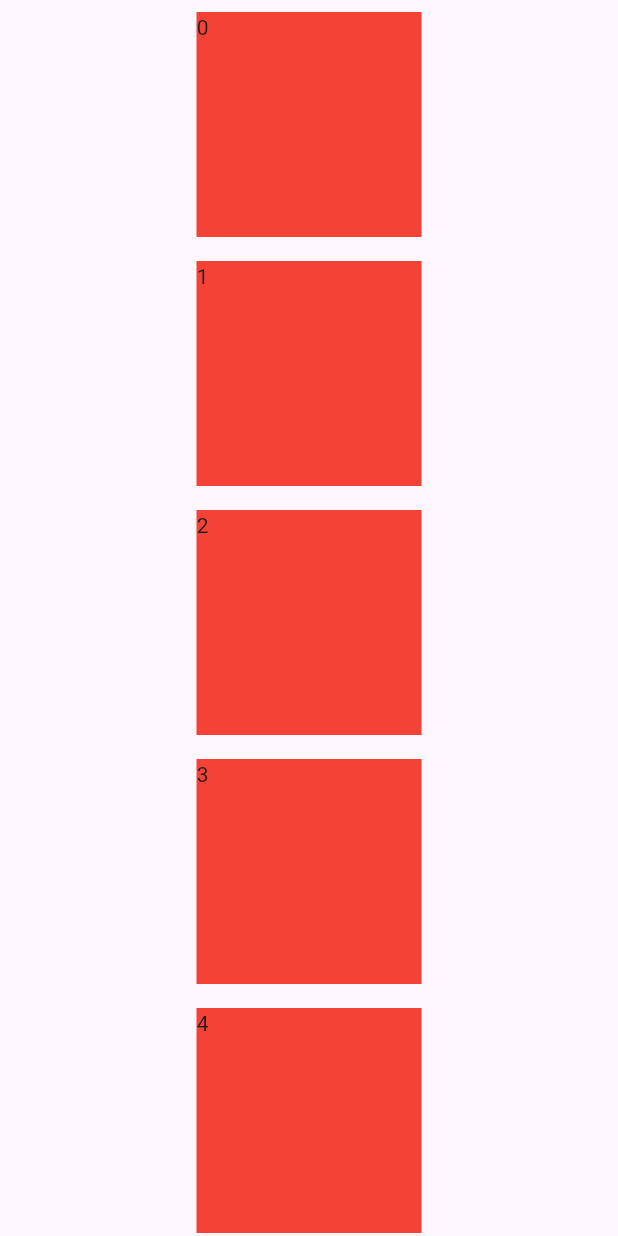
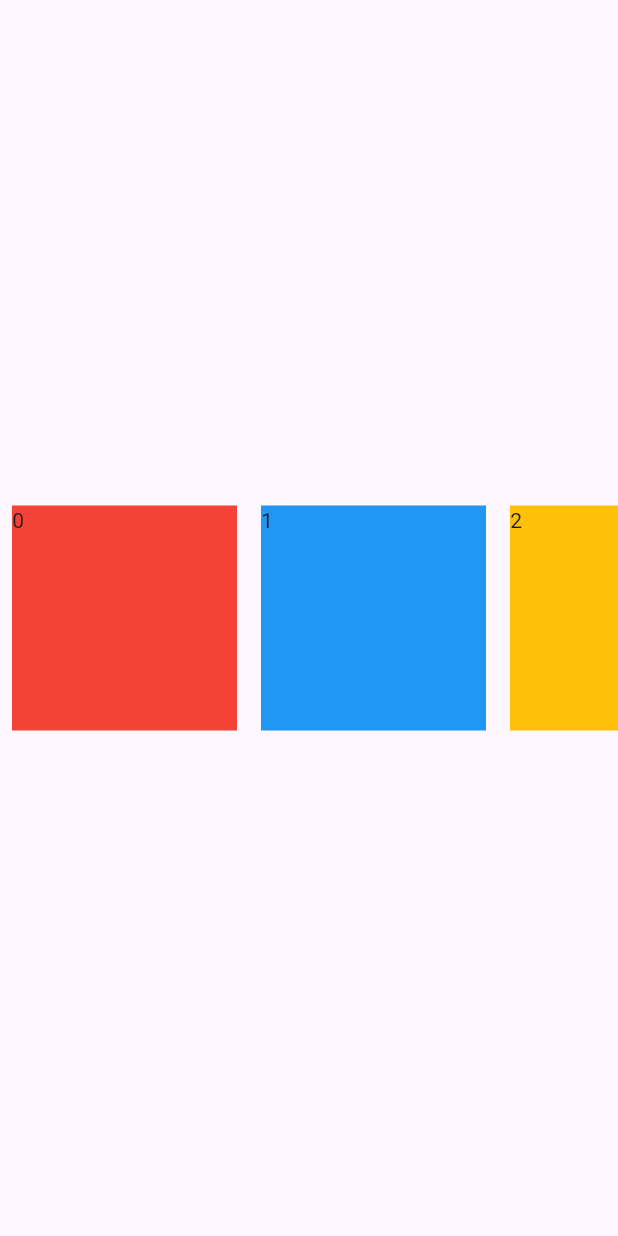
Before and after one commit to BhavyaDudhatra/FlutterBasics, a Flutter app: the screen it shows after launch, on a phone screen of 412 x 824 dp. Run offline on Flutter 3.47's test engine with Material 3 defaults, Android fonts, the light colour scheme and no system bars.

Commit message:
Dynamically adding boxes according to list to color list

```diff
--- a/loan_calculator/lib/list_view_example.dart
+++ b/loan_calculator/lib/list_view_example.dart
@@ -10,7 +10,8 @@ class lists extends StatelessWidget{
   Widget build(BuildContext context){
     return Scaffold(
       body: ListView.builder(
-          itemCount: 5,
+          scrollDirection: Axis.horizontal,
+          itemCount: color.length,
           itemBuilder: (context, index){
             return Center(
               child: Padding(
@@ -20,7 +21,7 @@ class lists extends StatelessWidget{
                     width: 150,
                     child:Text("$index"),
                     decoration: BoxDecoration(
-                      color: Colors.red,
+                      color: color[index],
                     ),
                   )),
             );
```
